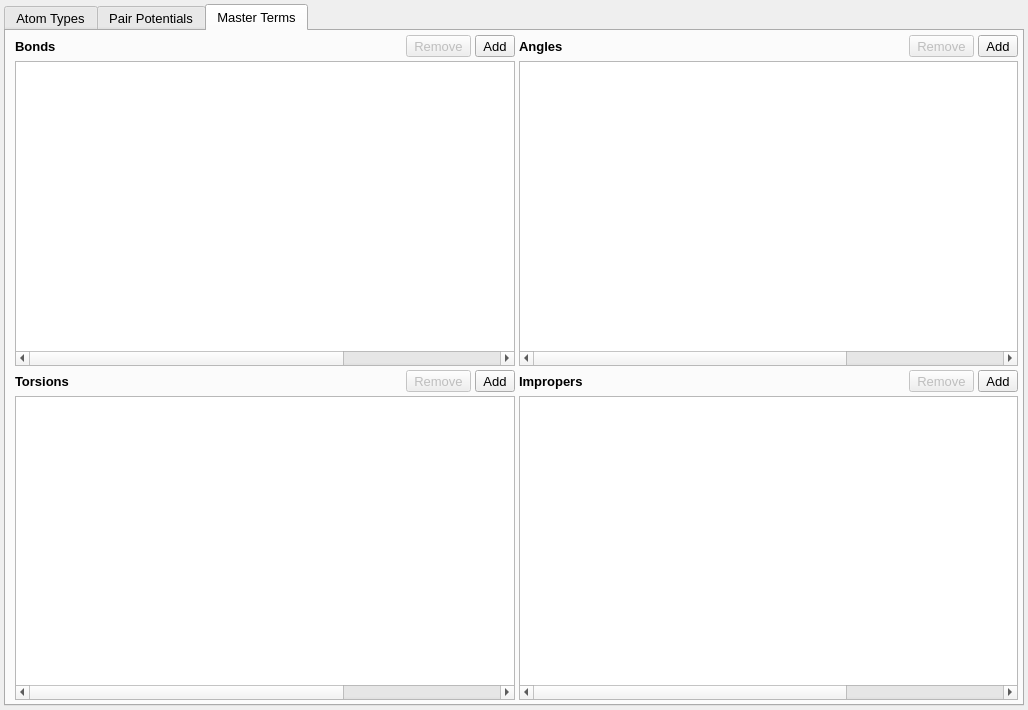
Above: src/gui/forcefieldtab.ui from disorderedmaterials/dissolve before the change. Below: the same form after it.
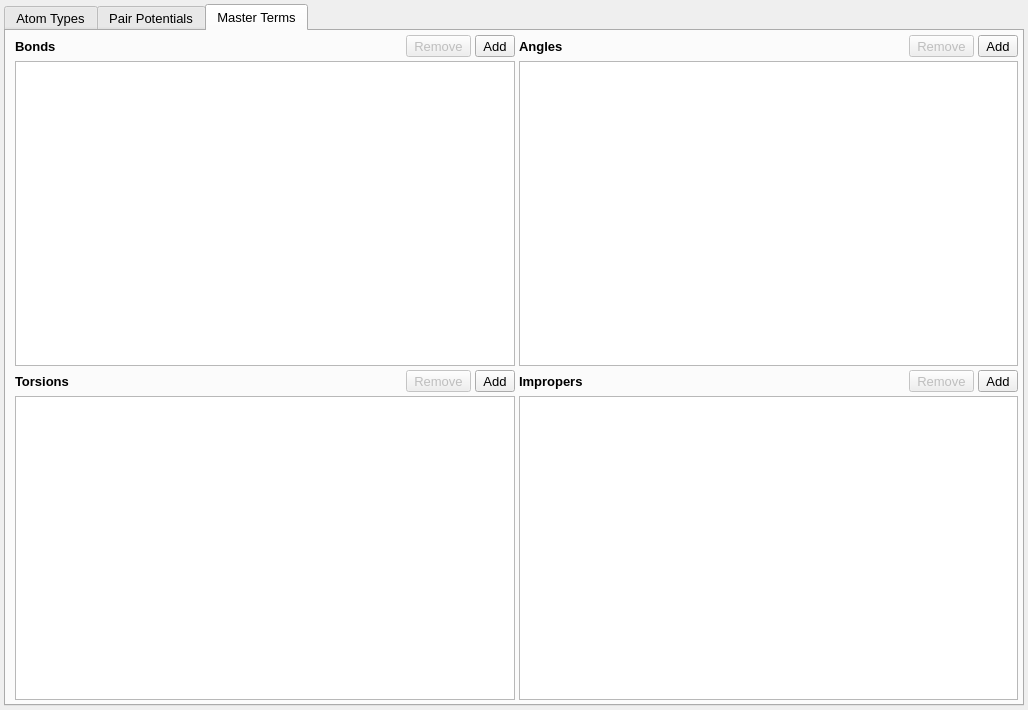
That is the form after the change. The open tabs and pages were chosen to show the change. Icons and pictures are not drawn. Custom widgets are drawn as their Qt base class.

Commit message: Create models for master terms

Diff of the .ui file:
```diff
--- a/src/gui/forcefieldtab.ui
+++ b/src/gui/forcefieldtab.ui
@@ -852,51 +852,12 @@
           </layout>
          </item>
          <item>
-          <widget class="QTableWidget" name="MasterBondsTable">
+          <widget class="QTableView" name="MasterBondsTable">
            <property name="font">
             <font>
              <pointsize>10</pointsize>
             </font>
            </property>
-           <property name="columnCount">
-            <number>6</number>
-           </property>
-           <attribute name="horizontalHeaderVisible">
-            <bool>false</bool>
-           </attribute>
-           <attribute name="verticalHeaderVisible">
-            <bool>false</bool>
-           </attribute>
-           <column>
-            <property name="text">
-             <string>Name</string>
-            </property>
-           </column>
-           <column>
-            <property name="text">
-             <string>Form</string>
-            </property>
-           </column>
-           <column>
-            <property name="text">
-             <string>Parameter 1</string>
-            </property>
-           </column>
-           <column>
-            <property name="text">
-             <string>Parameter 2</string>
-            </property>
-           </column>
-           <column>
-            <property name="text">
-             <string>Parameter 3</string>
-            </property>
-           </column>
-           <column>
-            <property name="text">
-             <string>Parameter 4</string>
-            </property>
-           </column>
           </widget>
          </item>
         </layout>
@@ -998,51 +959,12 @@
           </layout>
          </item>
          <item>
-          <widget class="QTableWidget" name="MasterAnglesTable">
+          <widget class="QTableView" name="MasterAnglesTable">
            <property name="font">
             <font>
              <pointsize>10</pointsize>
             </font>
            </property>
-           <property name="columnCount">
-            <number>6</number>
-           </property>
-           <attribute name="horizontalHeaderVisible">
-            <bool>false</bool>
-           </attribute>
-           <attribute name="verticalHeaderVisible">
-            <bool>false</bool>
-           </attribute>
-           <column>
-            <property name="text">
-             <string>Name</string>
-            </property>
-           </column>
-           <column>
-            <property name="text">
-             <string>Form</string>
-            </property>
-           </column>
-           <column>
-            <property name="text">
-             <string>Parameter 1</string>
-            </property>
-           </column>
-           <column>
-            <property name="text">
-             <string>Parameter 2</string>
-            </property>
-           </column>
-           <column>
-            <property name="text">
-             <string>Parameter 3</string>
-            </property>
-           </column>
-           <column>
-            <property name="text">
-             <string>Parameter 4</string>
-            </property>
-           </column>
           </widget>
          </item>
         </layout>
@@ -1144,51 +1066,12 @@
           </layout>
          </item>
          <item>
-          <widget class="QTableWidget" name="MasterTorsionsTable">
+          <widget class="QTableView" name="MasterTorsionsTable">
            <property name="font">
             <font>
              <pointsize>10</pointsize>
             </font>
            </property>
-           <property name="columnCount">
-            <number>6</number>
-           </property>
-           <attribute name="horizontalHeaderVisible">
-            <bool>false</bool>
-           </attribute>
-           <attribute name="verticalHeaderVisible">
-            <bool>false</bool>
-           </attribute>
-           <column>
-            <property name="text">
-             <string>Name</string>
-            </property>
-           </column>
-           <column>
-            <property name="text">
-             <string>Form</string>
-            </property>
-           </column>
-           <column>
-            <property name="text">
-             <string>Parameter 1</string>
-            </property>
-           </column>
-           <column>
-            <property name="text">
-             <string>Parameter 2</string>
-            </property>
-           </column>
-           <column>
-            <property name="text">
-             <string>Parameter 3</string>
-            </property>
-           </column>
-           <column>
-            <property name="text">
-             <string>Parameter 4</string>
-            </property>
-           </column>
           </widget>
          </item>
         </layout>
@@ -1290,51 +1173,12 @@
           </layout>
          </item>
          <item>
-          <widget class="QTableWidget" name="MasterImpropersTable">
+          <widget class="QTableView" name="MasterImpropersTable">
            <property name="font">
             <font>
              <pointsize>10</pointsize>
             </font>
            </property>
-           <property name="columnCount">
-            <number>6</number>
-           </property>
-           <attribute name="horizontalHeaderVisible">
-            <bool>false</bool>
-           </attribute>
-           <attribute name="verticalHeaderVisible">
-            <bool>false</bool>
-           </attribute>
-           <column>
-            <property name="text">
-             <string>Name</string>
-            </property>
-           </column>
-           <column>
-            <property name="text">
-             <string>Form</string>
-            </property>
-           </column>
-           <column>
-            <property name="text">
-             <string>Parameter 1</string>
-            </property>
-           </column>
-           <column>
-            <property name="text">
-             <string>Parameter 2</string>
-            </property>
-           </column>
-           <column>
-            <property name="text">
-             <string>Parameter 3</string>
-            </property>
-           </column>
-           <column>
-            <property name="text">
-             <string>Parameter 4</string>
-            </property>
-           </column>
           </widget>
          </item>
         </layout>
```
Left out of the diff: 4 changed lines with no effect on the pictures. The commit also changes 8 other files.
